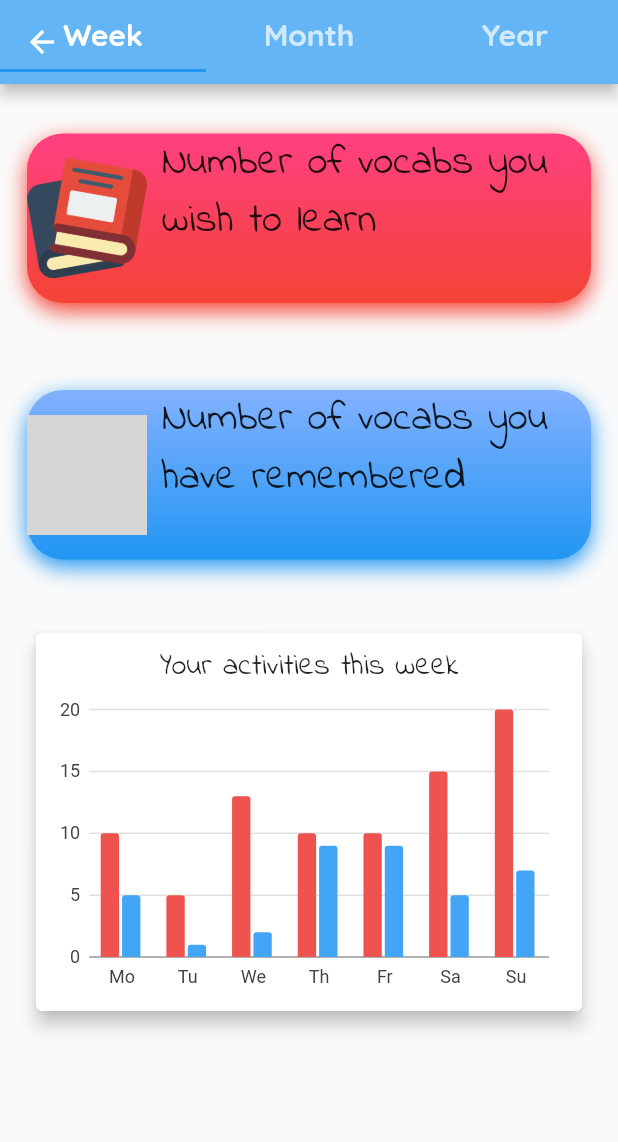
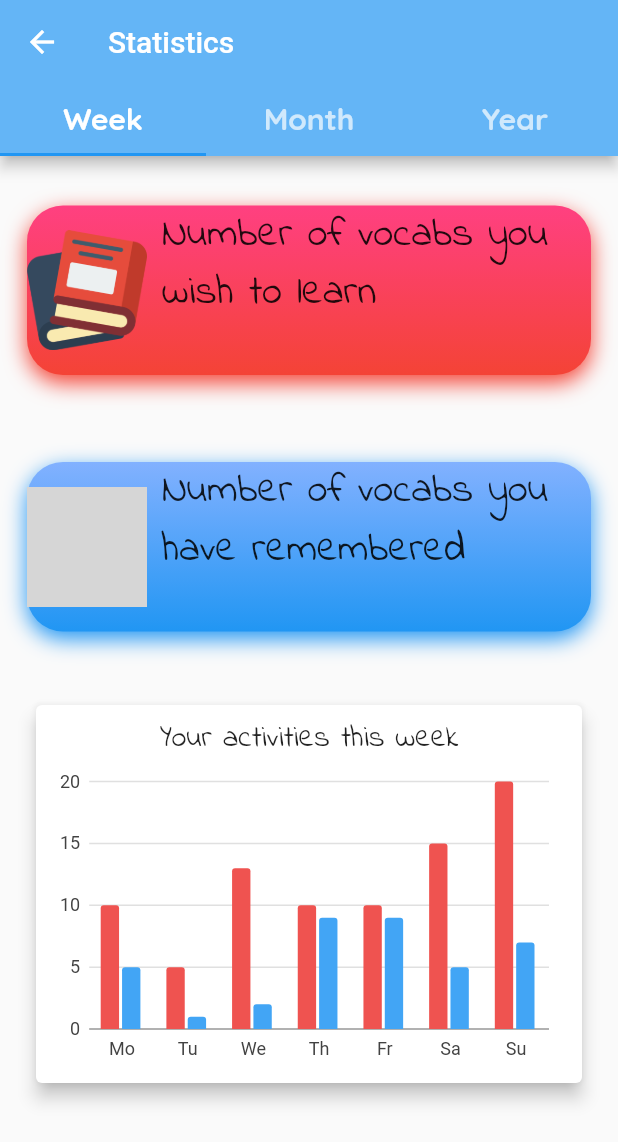
Before and after one commit to TokisakiKurumi2001/4Lingo, a Flutter app: the Thongke screen opened directly, on a phone screen of 412 x 824 dp. Shown: the top 1142 px of the screen. Run offline on Flutter 3.47's test engine with Material 2 defaults, Android fonts, the light colour scheme and no system bars; our stand-ins replace charts_flutter, flip_card, fluttericon; grey boxes are pictures that could not be loaded.

Commit message:
Add title to the beautiful top navigation bar.

```diff
--- a/lib/home/components/bottom_nav_bar/bookmark/statics.dart
+++ b/lib/home/components/bottom_nav_bar/bookmark/statics.dart
@@ -21,12 +21,12 @@ class _ThongkeState extends State<Thongke> {
   Widget build(BuildContext context) {
     return DefaultTabController(
       length: 3,
-      child: SafeArea(
       child: Scaffold(
           resizeToAvoidBottomPadding: false,
           appBar: AppBar(
+            title: Text('Statistics'),
             backgroundColor: Colors.blue[300],
-              flexibleSpace: TabBar(
+            bottom: TabBar(
               tabs: [
                 Tab(
                   child: Text(
@@ -64,7 +64,6 @@ class _ThongkeState extends State<Thongke> {
           body: TabBarView(
             children: [WeekData(), MonthData(), YearData()],
           )),
-      ),
     );
   }
 }
```
Lines whose indentation alone changed are shown as unchanged.
